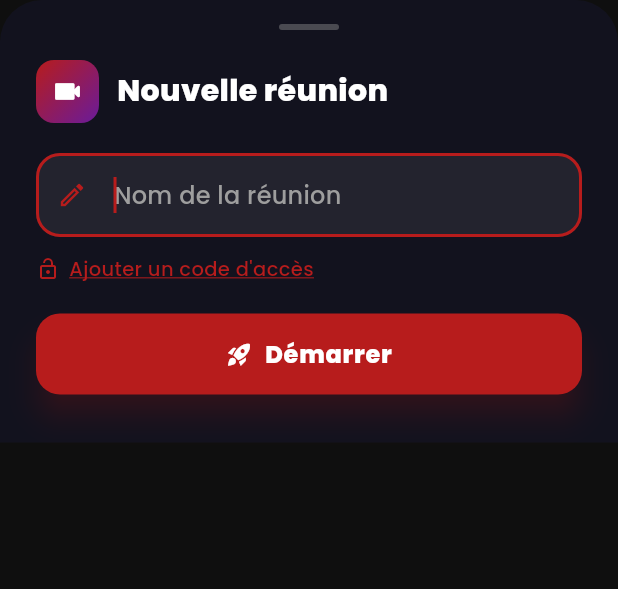
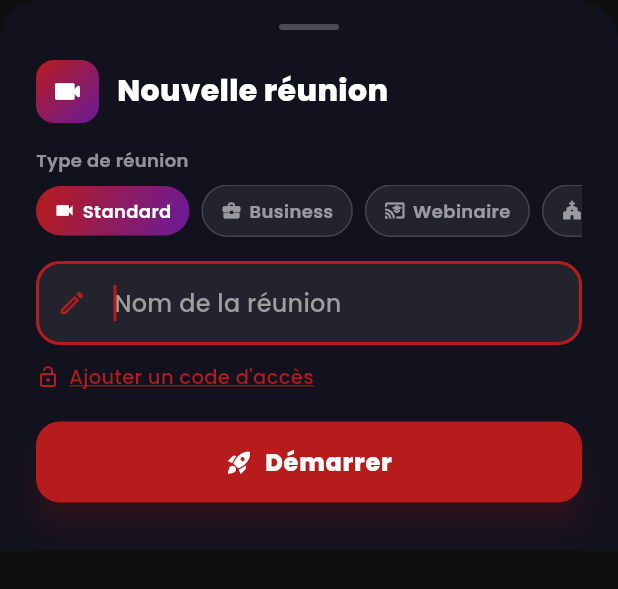
Before and after one commit to MESCHAC-creator/crux_new_final, a Flutter app: the _CreateMeetingSheet widget shown alone on an empty page, opened directly with empty values, on a phone screen of 412 x 824 dp. Shown: the top 589 px of the screen. Run offline on Flutter 3.47's test engine with Material 3 defaults, Android fonts, the phone set to English and light mode, and no system bars; our stand-ins replace cloud_firestore, firebase_auth, firebase_core, firebase_messaging, flutter_animate, google_fonts and 5 more; missing offline and left inert: flutter_webrtc; accounts and stored records are empty.

Commit message:
feat: meeting mode selector + video quality picker (remaining changes)
- home_screen: MeetingMode enum + chip selector (Standard/Business/Webinaire/Religieux/Live/Conférence) in create meeting flow; mode label prepended to meeting title
- video_call_screen: _VideoQuality enum + applyConstraints method + HD popup menu in top bar + _QualityItem widget; Semantics wrappers on mic/cam/leave buttons

https://claude.ai/code/session_011XKNj8hxwjrw2hZKwmqiws

```diff
--- a/lib/screens/home_screen.dart
+++ b/lib/screens/home_screen.dart
@@ -1004,11 +1004,12 @@ class _QuickAction extends StatelessWidget {
 // ─────────────────────────────────────────────
 //  CREATE MEETING BOTTOM SHEET
 // ─────────────────────────────────────────────
-class _CreateMeetingSheet extends StatelessWidget {
+class _CreateMeetingSheet extends StatefulWidget {
   final TextEditingController nameController;
   final TextEditingController passwordController;
   final bool showPassword, obscurePassword, isCreating;
-  final VoidCallback onTogglePassword, onToggleObscure, onSubmit;
+  final VoidCallback onTogglePassword, onToggleObscure;
+  final void Function(MeetingMode mode) onSubmit;
 
   const _CreateMeetingSheet({
     required this.nameController, required this.passwordController,
@@ -1016,6 +1017,22 @@ class _CreateMeetingSheet extends StatelessWidget {
     required this.isCreating, required this.onTogglePassword,
     required this.onToggleObscure, required this.onSubmit,
   });
+
+  @override
+  State<_CreateMeetingSheet> createState() => _CreateMeetingSheetState();
+}
+
+class _CreateMeetingSheetState extends State<_CreateMeetingSheet> {
+  MeetingMode _selectedMode = MeetingMode.standard;
+
+  static const _modes = [
+    (MeetingMode.standard, Icons.videocam, 'Standard'),
+    (MeetingMode.business, Icons.business_center, 'Business'),
+    (MeetingMode.webinar, Icons.cast_for_education, 'Webinaire'),
+    (MeetingMode.church, Icons.church, 'Église'),
+    (MeetingMode.live, Icons.live_tv, 'Live'),
+    (MeetingMode.conference, Icons.groups, 'Conférence'),
+  ];
 
   @override
   Widget build(BuildContext context) {
@@ -1044,9 +1061,49 @@ class _CreateMeetingSheet extends StatelessWidget {
             const SizedBox(width: 12),
             Text('Nouvelle réunion', style: GoogleFonts.poppins(fontSize: 20, fontWeight: FontWeight.w800, color: isDark ? Colors.white : const Color(0xFF1A1A2E))),
           ]),
-          const SizedBox(height: 20),
+          const SizedBox(height: 16),
+          // ── Meeting mode selector ──
+          Text('Type de réunion', style: GoogleFonts.poppins(fontSize: 12, fontWeight: FontWeight.w600,
+              color: isDark ? Colors.white54 : Colors.black45)),
+          const SizedBox(height: 8),
+          SingleChildScrollView(
+            scrollDirection: Axis.horizontal,
+            child: Row(
+              children: _modes.map((entry) {
+                final mode = entry.$1;
+                final icon = entry.$2;
+                final label = entry.$3;
+                final selected = _selectedMode == mode;
+                return Padding(
+                  padding: const EdgeInsets.only(right: 8),
+                  child: GestureDetector(
+                    onTap: () { HapticFeedback.selectionClick(); setState(() => _selectedMode = mode); },
+                    child: AnimatedContainer(
+                      duration: const Duration(milliseconds: 180),
+                      padding: const EdgeInsets.symmetric(horizontal: 12, vertical: 8),
+                      decoration: BoxDecoration(
+                        gradient: selected ? AppColors.primaryGradient : null,
+                        color: selected ? null : (isDark ? Colors.white.withValues(alpha: 0.07) : Colors.grey.withValues(alpha: 0.08)),
+                        borderRadius: BorderRadius.circular(20),
+                        border: selected ? null : Border.all(
+                          color: isDark ? Colors.white.withValues(alpha: 0.15) : Colors.grey.withValues(alpha: 0.3),
+                        ),
+                      ),
+                      child: Row(mainAxisSize: MainAxisSize.min, children: [
+                        Icon(icon, size: 14, color: selected ? Colors.white : (isDark ? Colors.white54 : Colors.black45)),
+                        const SizedBox(width: 5),
+                        Text(label, style: GoogleFonts.poppins(fontSize: 12, fontWeight: FontWeight.w600,
+                            color: selected ? Colors.white : (isDark ? Colors.white54 : Colors.black45))),
+                      ]),
+                    ),
+                  ),
+                );
+              }).toList(),
+            ),
+          ),
+          const SizedBox(height: 16),
           TextField(
-            controller: nameController,
+            controller: widget.nameController,
             autofocus: true,
             style: GoogleFonts.poppins(fontWeight: FontWeight.w500, color: isDark ? Colors.white : Colors.black87),
             decoration: InputDecoration(
@@ -1062,19 +1119,19 @@ class _CreateMeetingSheet extends StatelessWidget {
           ),
           const SizedBox(height: 12),
           GestureDetector(
-            onTap: onTogglePassword,
+            onTap: widget.onTogglePassword,
             child: Row(children: [
-              Icon(showPassword ? Icons.lock_outline : Icons.lock_open_outlined, size: 16, color: AppColors.primary),
+              Icon(widget.showPassword ? Icons.lock_outline : Icons.lock_open_outlined, size: 16, color: AppColors.primary),
               const SizedBox(width: 6),
-              Text(showPassword ? 'Supprimer le code d\'accès' : 'Ajouter un code d\'accès',
+              Text(widget.showPassword ? 'Supprimer le code d\'accès' : 'Ajouter un code d\'accès',
                 style: GoogleFonts.poppins(fontSize: 13, color: AppColors.primary, decoration: TextDecoration.underline, decorationColor: AppColors.primary)),
             ]),
           ),
-          if (showPassword) ...[
+          if (widget.showPassword) ...[
             const SizedBox(height: 12),
             TextField(
-              controller: passwordController,
-              obscureText: obscurePassword,
+              controller: widget.passwordController,
+              obscureText: widget.obscurePassword,
               keyboardType: TextInputType.number,
               style: GoogleFonts.poppins(color: isDark ? Colors.white : Colors.black87),
               decoration: InputDecoration(
@@ -1082,8 +1139,8 @@ class _CreateMeetingSheet extends StatelessWidget {
                 hintStyle: GoogleFonts.poppins(color: Colors.grey),
                 prefixIcon: const Icon(Icons.lock_outline, size: 20),
                 suffixIcon: IconButton(
-                  icon: Icon(obscurePassword ? Icons.visibility_off_outlined : Icons.visibility_outlined, size: 18),
-                  onPressed: onToggleObscure,
+                  icon: Icon(widget.obscurePassword ? Icons.visibility_off_outlined : Icons.visibility_outlined, size: 18),
+                  onPressed: widget.onToggleObscure,
                 ),
                 filled: true,
                 fillColor: isDark ? Colors.white.withValues(alpha: 0.07) : Colors.grey.withValues(alpha: 0.08),
@@ -1097,7 +1154,7 @@ class _CreateMeetingSheet extends StatelessWidget {
           SizedBox(
             width: double.infinity, height: 54,
             child: ElevatedButton(
-              onPressed: isCreating ? null : onSubmit,
+              onPressed: widget.isCreating ? null : () => widget.onSubmit(_selectedMode),
               style: ElevatedButton.styleFrom(
                 backgroundColor: AppColors.primary,
                 foregroundColor: Colors.white,
@@ -1105,7 +1162,7 @@ class _CreateMeetingSheet extends StatelessWidget {
                 elevation: 8,
                 shadowColor: AppColors.primary.withValues(alpha: 0.5),
               ),
-              child: isCreating
+              child: widget.isCreating
                 ? const SizedBox(width: 22, height: 22, child: CircularProgressIndicator(color: Colors.white, strokeWidth: 2.5))
                 : Row(mainAxisAlignment: MainAxisAlignment.center, children: [
                     const Icon(Icons.rocket_launch, size: 18),
--- a/lib/screens/video_call_screen.dart
+++ b/lib/screens/video_call_screen.dart
@@ -1840,7 +1840,10 @@ class _VideoCallScreenState extends State<VideoCallScreen>
         child: Row(
           mainAxisAlignment: MainAxisAlignment.center,
           children: [
-            _Btn(
+            Semantics(
+              label: 'Activer/désactiver le micro',
+              button: true,
+              child: _Btn(
                 icon: _micOn ? Icons.mic : Icons.mic_off,
                 label: _micOn ? 'Micro' : 'Muet',
                 active: _micOn,
@@ -1852,8 +1855,12 @@ class _VideoCallScreenState extends State<VideoCallScreen>
                   setState(() => _micOn = !_micOn);
                 },
               ),
+            ),
             const SizedBox(width: 8),
-            _Btn(
+            Semantics(
+              label: 'Activer/désactiver la caméra',
+              button: true,
+              child: _Btn(
                 icon: _camOn ? Icons.videocam : Icons.videocam_off,
                 label: _camOn ? 'Caméra' : 'Arrêt',
                 active: _camOn,
@@ -1864,6 +1871,7 @@ class _VideoCallScreenState extends State<VideoCallScreen>
                   }
                   setState(() => _camOn = !_camOn);
                 },
+              ),
             ),
             const SizedBox(width: 8),
             _Btn(
@@ -1964,12 +1972,16 @@ class _VideoCallScreenState extends State<VideoCallScreen>
               ),
             ],
             const SizedBox(width: 8),
-            _Btn(
+            Semantics(
+              label: 'Quitter la réunion',
+              button: true,
+              child: _Btn(
                 icon: Icons.call_end,
                 label: 'Fin',
                 active: false,
                 isEnd: true,
                 onTap: _confirmLeave,
+              ),
             ),
           ],
         ),
```
Lines whose indentation alone changed are shown as unchanged.
